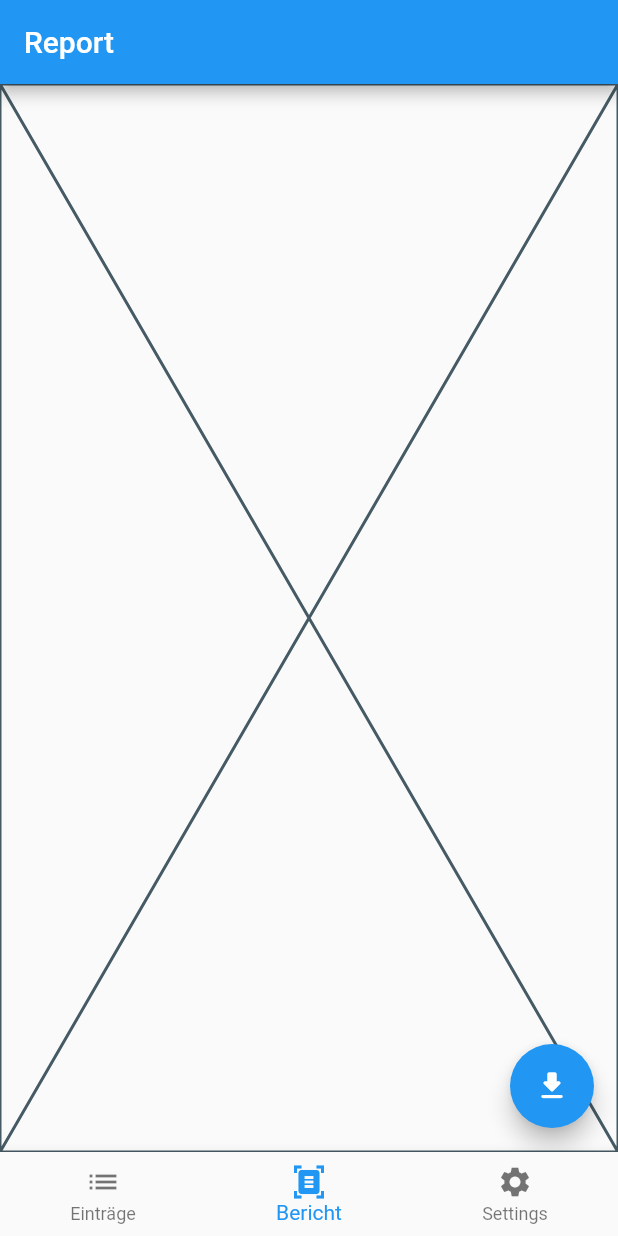
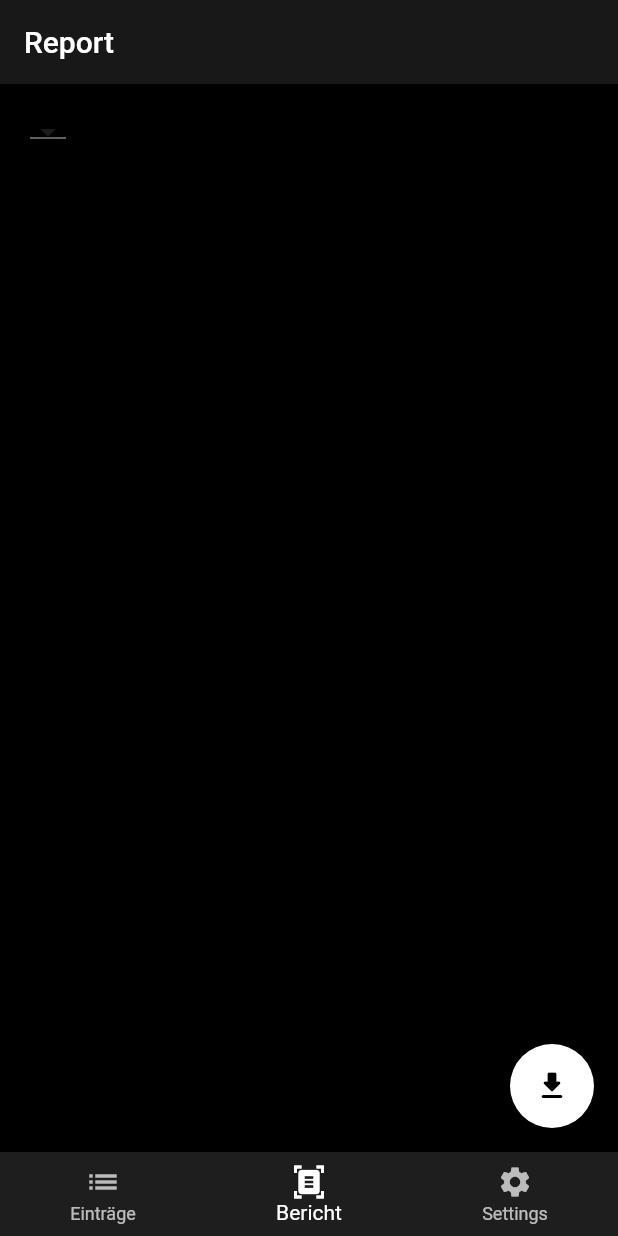
Before and after one commit to Hido1994/fahrtenbuch, a Flutter app: the screen it shows after launch, item 2 of the bottom bar chosen, after a tap on the "download" icon, on a phone screen of 412 x 824 dp. Run offline on Flutter 3.47's test engine with Material 2 defaults, Android fonts, the phone set to English and light mode, and no system bars; our stand-ins replace file_picker, flutter_datetime_picker, share_plus, shared_preferences, sqflite; missing offline and left inert: excel; accounts and stored records are empty; generated files the repository leaves out were written again.

Commit message:
improved excel report, database export

```diff
--- a/lib/main.dart
+++ b/lib/main.dart
@@ -31,7 +31,7 @@ class MyApp extends StatelessWidget {
         backgroundColor: Colors.black54,
         contentTextStyle: TextStyle(color: Colors.white),
       )),
-      themeMode: ThemeMode.light,
+      themeMode: ThemeMode.dark,
       home: const MainScreen(),
     );
   }
--- /dev/null
+++ b/lib/service/report_service.dart
@@ -0,0 +1,117 @@
+import 'package:excel/excel.dart';
+import 'package:fahrtenbuch/persistence/model/trip.dart';
+import 'package:fahrtenbuch/service/trip_service.dart';
+import 'package:intl/intl.dart';
+
+class ReportService {
+  static final DateFormat dateTimeFormat = DateFormat('dd.MM.yyyy HH:mm');
+
+  static final ReportService instance = ReportService._privateConstructor();
+
+  TripService tripService = TripService.instance;
+
+  ReportService._privateConstructor();
+
+  Future<Excel> generateExcel() async {
+    Excel excel = Excel.createExcel();
+    await _generateProtokollSheet(excel);
+    await _generateReiseSheet(excel);
+
+    excel.delete('Sheet1');
+    return excel;
+  }
+
+  Future<void> _generateProtokollSheet(Excel excel) async {
+    Sheet sheet = excel['Protokoll'];
+
+    CellStyle cellStyle = CellStyle(
+      bold: true,
+      textWrapping: TextWrapping.WrapText,
+    );
+    List<String> header = [
+      'Abfahrt',
+      'Ankunft',
+      'Abfahrtsort',
+      'Ankunftsort',
+      'Zweck',
+      'Fahrzeug',
+      'KM-Abfahrt',
+      'KM-Ankunft',
+      'gefahren (km)',
+    ];
+    sheet.appendRow(header);
+    sheet.row(0).forEach((element) {
+      element!.cellStyle = cellStyle;
+    });
+
+    List<Trip> trips = await tripService.getAll();
+    int rowIndex = 2;
+    for (var element in trips.reversed) {
+      List<dynamic> row = [
+        element.startDate != null
+            ? dateTimeFormat.format(element.startDate!)
+            : null,
+        element.endDate != null
+            ? dateTimeFormat.format(element.endDate!)
+            : null,
+        element.startLocation,
+        element.endLocation,
+        element.reason,
+        element.vehicle,
+        element.startMileage,
+        element.endMileage ?? element.startMileage,
+        Formula.custom("H$rowIndex-G$rowIndex"),
+      ];
+      sheet.appendRow(row);
+      rowIndex++;
+    }
+  }
+
+  Future<void> _generateReiseSheet(Excel excel) async {
+    Sheet sheet = excel['Reise'];
+
+    CellStyle cellStyle = CellStyle(
+      bold: true,
+      textWrapping: TextWrapping.WrapText,
+    );
+    List<String> header = [
+      'Abfahrt',
+      'Ankunft',
+      'Reiseweg',
+      'Zweck',
+      'Fahrzeuge',
+    ];
+    sheet.appendRow(header);
+    sheet.row(0).forEach((element) {
+      element!.cellStyle = cellStyle;
+    });
+
+    List<Trip> trips = await tripService.getAll();
+    List<dynamic> row = [];
+    for (var element in trips.reversed) {
+      if (element.parent == null) {
+        if (row.isNotEmpty) {
+          sheet.appendRow(row);
+        }
+        row = [
+          element.startDate != null
+              ? dateTimeFormat.format(element.startDate!)
+              : null,
+          element.endDate != null
+              ? dateTimeFormat.format(element.endDate!)
+              : null,
+          '${element.startLocation} - ${element.endLocation}',
+          element.reason,
+          element.vehicle
+        ];
+      } else {
+        row[1] = element.endDate != null
+            ? dateTimeFormat.format(element.endDate!)
+            : null;
+        row[2] = '${row[2]} - ${element.endLocation}';
+        row[4] = '${row[4]} - ${element.vehicle}';
+      }
+    }
+    sheet.appendRow(row);
+  }
+}
--- a/lib/view/screen/report_screen.dart
+++ b/lib/view/screen/report_screen.dart
@@ -1,14 +1,8 @@
-import 'dart:io';
 import 'dart:typed_data';
 
 import 'package:excel/excel.dart';
-import 'package:fahrtenbuch/persistence/model/trip.dart';
-import 'package:fahrtenbuch/service/trip_service.dart';
-import 'package:fahrtenbuch/state/trip_provider_state.dart';
+import 'package:fahrtenbuch/service/report_service.dart';
 import 'package:flutter/material.dart';
-import 'package:path/path.dart';
-import 'package:path_provider/path_provider.dart';
-import 'package:provider/provider.dart';
 import 'package:share_plus/share_plus.dart';
 
 class ReportScreen extends StatefulWidget {
@@ -19,7 +13,8 @@ class ReportScreen extends StatefulWidget {
 }
 
 class _ReportScreen extends State<ReportScreen> {
-  TripService tripService = TripService.instance;
+  final _formKey = GlobalKey<FormState>();
+  ReportService reportService = ReportService.instance;
 
   @override
   void initState() {
@@ -30,21 +25,32 @@ class _ReportScreen extends State<ReportScreen> {
   Widget build(BuildContext context) {
     return Scaffold(
       appBar: AppBar(title: const Text('Report')),
-      body: const Placeholder(),
+      body: Form(
+        key: _formKey,
+        child: Container(
+          padding: const EdgeInsets.all(20),
+          child: SingleChildScrollView(
+            child: Column(children: <Widget>[
+              DropdownButton(items: null, onChanged: (value) {}),
+            ]),
+          ),
+        ),
+      ),
       floatingActionButton: FloatingActionButton(
         onPressed: () async {
-          Excel excel = Excel.createExcel();
-          Sheet sheet = excel['protokoll'];
+          ScaffoldMessengerState messenger = ScaffoldMessenger.of(context);
 
-          List<Trip> trips =
-              Provider.of<TripProviderState>(context, listen: false).trips;
-          sheet.appendRow(trips.first.toJson().keys.toList());
-          for (var element in trips) {
-            sheet.appendRow(element.toJson().values.toList());
+          Excel excel = await reportService.generateExcel();
+          ShareResult result = await Share.shareXFiles([
+            XFile.fromData(Uint8List.fromList(excel.encode()!),
+                mimeType: 'xlsx')
+          ]);
+          if (ShareResultStatus.success == result.status) {
+            messenger.showSnackBar(const SnackBar(
+              content: Text('Report erstellt!'),
+              behavior: SnackBarBehavior.floating,
+            ));
           }
-
-          Share.shareXFiles(
-              [XFile.fromData(Uint8List.fromList(excel.encode()!), name: 'report', mimeType: 'xlsx')]);
         },
         tooltip: 'Export',
         child: const Icon(Icons.download_rounded),
```
Also changed, not shown: lib/view/screen/settings_screen.dart (+22 -0 lines).
